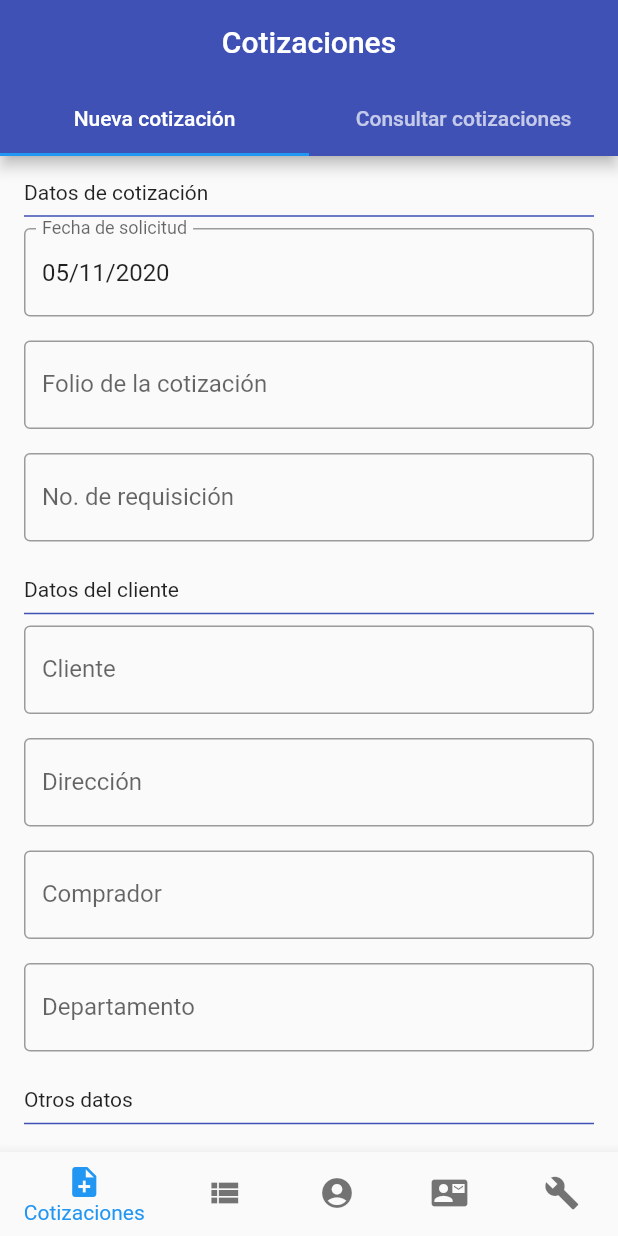
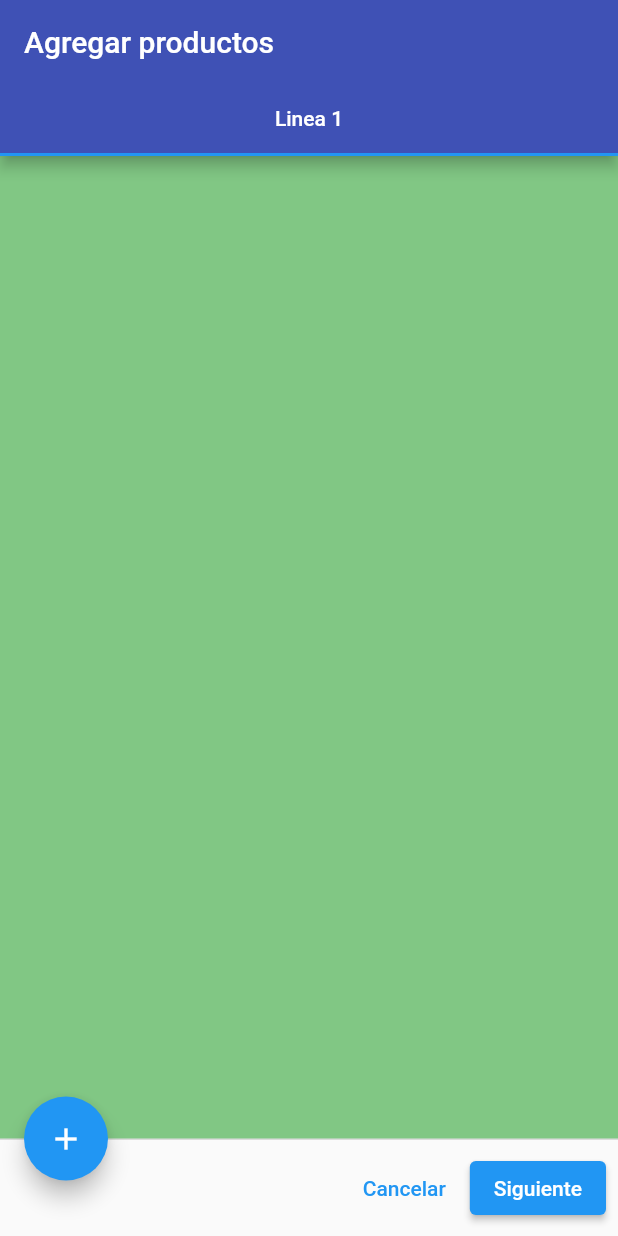
Before and after one commit to oalonsodev/sistema_ochoa, a Flutter app: the screen it shows after launch, on a phone screen of 412 x 824 dp. Run offline on Flutter 3.47's test engine with Material 2 defaults, Android fonts, the phone set to English and light mode, and no system bars; our stand-ins replace rxdart.

Commit message:
Creación de la ruta ProductosCot

```diff
--- a/lib/main.dart
+++ b/lib/main.dart
@@ -1,6 +1,8 @@
+import 'package:flutter/material.dart';
 import 'package:flutter_localizations/flutter_localizations.dart';
-import 'package:flutter/material.dart';
+
 import 'package:sistema_ochoa/src/bloc/provider.dart';
+import 'package:sistema_ochoa/src/pages/cotizaciones/cot_productos_page.dart';
 import 'package:sistema_ochoa/src/pages/home_page.dart';
 import 'package:sistema_ochoa/src/pages/login_page.dart';
 import 'package:sistema_ochoa/src/pages/sign_up_page.dart';
@@ -26,11 +28,12 @@ class MyApp extends StatelessWidget {
         debugShowCheckedModeBanner: false,
         title: 'Material App',
 
-        initialRoute: 'home',
+        initialRoute: 'addProd',
         routes: {
           'login'   : (BuildContext context) => LoginPage(),
           'signup'  : (BuildContext context) => SignUpPage(),
           'home'    : (BuildContext context) => Home(),
+          'addProd' : (BuildContext context) => ProductosCot(),
         },
 
         theme: ThemeData(
--- a/lib/src/pages/catalogo/header_delegate.dart
+++ b/lib/src/pages/catalogo/header_delegate.dart
@@ -47,9 +47,11 @@ class HeaderDelegate extends SliverPersistentHeaderDelegate {
 	}
 
 	@override
+  //* Este número debe ser menor o igual a la altura del widget dibujado en el build
 	double get maxExtent => 200.0;
 
 	@override
+  //* Este número debe ser menor o igual a la altura del widget dibujado en el build
 	double get minExtent => 200.0;
 
 	@override
--- /dev/null
+++ b/lib/src/pages/cotizaciones/cot_productos_page.dart
@@ -0,0 +1,58 @@
+import 'package:flutter/material.dart';
+
+//TODO: Crear variables que controlen cada uno de los elementos señalados
+//todo: para poder realizar la generación de más tabs.
+
+class ProductosCot extends StatefulWidget {
+  @override
+  _ProductosCotState createState() => _ProductosCotState();
+}
+
+class _ProductosCotState extends State<ProductosCot> {
+  @override
+  Widget build(BuildContext context) {
+    return DefaultTabController(
+      length: 1, //? <------------------------
+      child: Scaffold(
+        appBar: AppBar(
+          title: Text('Agregar productos'),
+          bottom: _createTabBar(),
+        ),
+        body: _createTabBarView(),
+        floatingActionButton: _createFloatingActionButton(),
+        floatingActionButtonLocation: FloatingActionButtonLocation.startDocked,
+        persistentFooterButtons: _createPersistantFooterButtons(),
+      ),
+    );
+  }
+
+  TabBar _createTabBar() {
+    return TabBar(tabs: <Widget>[
+      //? <------------------------
+      Tab(text: 'Linea 1'),
+      // Tab(text: 'Linea 2')
+    ]);
+  }
+
+  TabBarView _createTabBarView() {
+    return TabBarView(children: <Widget>[
+      //? <------------------------
+      Container(color: Colors.green[300]),
+      // Container(color: Colors.blue)
+    ]);
+  }
+
+  FloatingActionButton _createFloatingActionButton() {
+    return FloatingActionButton(
+      child: Icon(Icons.add),
+      onPressed: (){},
+    );
+  }
+
+  _createPersistantFooterButtons() {
+    return <Widget>[
+      TextButton(child: Text('Cancelar'), onPressed: () {}),
+      ElevatedButton(child: Text('Siguiente'), onPressed: () {})
+    ];
+  }
+}
--- a/lib/src/pages/cotizaciones/cotizaciones_page.dart
+++ b/lib/src/pages/cotizaciones/cotizaciones_page.dart
@@ -95,60 +95,8 @@ class CotizacionesPageState extends State<CotizacionesPage> {
 
 	Widget _pageTwo() {
 		return CustomScrollView(
-
 			slivers: <Widget>[_createHeader(), _createBody()],
 		);
-	}
-
-	//? Página 2: Consultar cotizaciones
-	SliverPersistentHeader _createHeader() {
-		return SliverPersistentHeader(
-			delegate: HeaderDelegate(dropDownValue: _dropDownValuePage2, updateValue: _updateText),
-			pinned: true
-		);
-	}
-
-	SliverFillRemaining _createBody() {
-		// TODO: Crear FTBuilder que muestre la lista de resultados,
-		// todo: y poner este widget como initialData.
-		return SliverFillRemaining( //* Widget que extiende a su hijo en el area visible restante de la pantalla
-			hasScrollBody: false,
-			child: Column(
-				mainAxisAlignment: MainAxisAlignment.center,
-				children: [
-					Icon(Icons.search_off, size: 200.0, color: Colors.grey),
-					Text(
-						'No hay búsquedas recientes',
-						style: Theme.of(context).textTheme.subtitle2
-					),
-				],
-			),
-		);
-
-
-		// return SliverList(
-		// 	delegate: SliverChildListDelegate([
-		//     SingleChildScrollView(
-
-		//       padding: EdgeInsets.all(16.0),
-		//       child: Container(
-		//         color: Colors.blue,
-		//         alignment: Alignment.bottomCenter,
-		//         child: Text(
-		//           'No hay búsquedas recientes',
-		//           style: Theme.of(context).textTheme.subtitle2,
-		//         ),
-		//       ),
-		//     )
-		//   ])
-		// );
-	}
-
-	//* Utilidades
-	void _updateText(String value) {
-		setState(() {
-			_dropDownValuePage2 = value;
-		});
 	}
 
 	//? Página 1: "Nueva cotización"
@@ -298,4 +246,48 @@ class CotizacionesPageState extends State<CotizacionesPage> {
 			});
 		}
 	}
+
+  //? Página 2: Consultar cotizaciones
+	SliverPersistentHeader _createHeader() {
+		return SliverPersistentHeader(
+			delegate: HeaderDelegate(
+        dropDownValue: _dropDownValuePage2,
+        updateValue: _updateText
+      ),
+			pinned: true
+		);
+	}
+
+	SliverFillRemaining _createBody() {
+		// TODO: Crear FTBuilder que muestre la lista de resultados,
+		// todo: y poner este widget como initialData.
+		return SliverFillRemaining( //* Widget que extiende a su hijo en el area visible restante de la pantalla
+			hasScrollBody: false,
+			child: Column(
+				mainAxisAlignment: MainAxisAlignment.center,
+				children: [
+					Icon(Icons.search_off, size: 200.0, color: Colors.grey),
+					Text(
+						'No hay búsquedas recientes',
+						style: Theme.of(context).textTheme.subtitle2
+					),
+				],
+			),
+		);
+
+		// TODO: Esto es lo que podría ir dentro del FTBuilder
+		// return SliverList(
+		// 	delegate: SliverChildListDelegate([
+		//     SingleChildScrollView()
+		//   ])
+		// );
+	}
+
+	//* Utilidades
+	void _updateText(String value) {
+		setState(() {
+			_dropDownValuePage2 = value;
+		});
+	}
+
 }
--- a/lib/src/pages/cotizaciones/header_delegate.dart
+++ b/lib/src/pages/cotizaciones/header_delegate.dart
@@ -53,9 +53,11 @@ class HeaderDelegate extends SliverPersistentHeaderDelegate {
   }
 
   @override
+  //* Este número debe ser menor o igual a la altura del widget dibujado en el build
   double get maxExtent => 200.0;
 
   @override
+  //* Este número debe ser menor o igual a la altura del widget dibujado en el build
   double get minExtent => 200.0;
 
   @override
--- a/lib/src/pages/home_page.dart
+++ b/lib/src/pages/home_page.dart
@@ -4,7 +4,7 @@ import 'package:sistema_ochoa/src/pages/ajustes_page.dart';
 import 'package:sistema_ochoa/src/pages/catalogo/catalogo_page.dart';
 import 'package:sistema_ochoa/src/pages/clientes/clientes_page.dart';
 import 'package:sistema_ochoa/src/pages/cotizaciones/cotizaciones_page.dart';
-import 'package:sistema_ochoa/src/pages/proveedores_page.dart';
+import 'package:sistema_ochoa/src/pages/proveedores/proveedores_page.dart';
 
 class Home extends StatefulWidget {
   const Home({Key key}) : super(key: key);
@@ -34,7 +34,10 @@ class _HomeState extends State<Home> {
       length: 2,
       child: Scaffold(
         appBar: AppBar(
-            title: Text(_title), centerTitle: true, bottom: _createTabBar()),
+          title: Text(_title),
+          centerTitle: true,
+          bottom: _createTabBar()
+        ),
         body: _pages(),
         bottomNavigationBar: _createBottomNavigationBar(),
       ),
@@ -76,7 +79,8 @@ class _HomeState extends State<Home> {
     }
   }
 
-  BottomNavigationBar _createBottomNavigationBar() => BottomNavigationBar(
+  BottomNavigationBar _createBottomNavigationBar() {
+    return BottomNavigationBar(
 		//* La propiedad currentIndex indica la opción seleccionada.
 		currentIndex: _currentIndex,
 		onTap: (index) {
@@ -111,12 +115,14 @@ class _HomeState extends State<Home> {
 			_createBNBItem(Icons.build, 'Ajustes'),
 		]
 	);
+  }
 
-  BottomNavigationBarItem _createBNBItem(IconData icon, String title) =>
-		BottomNavigationBarItem(
+  BottomNavigationBarItem _createBNBItem(IconData icon, String title) {
+    return BottomNavigationBarItem(
 			icon: Icon(icon),
 			label: title,
 		);
+  }
 
   void _changeTitle() {
 		switch (_currentIndex) {
```
Also changed, not shown: lib/src/pages/catalogo/catalogo_page.dart (+9 -2 lines), lib/src/pages/clientes/clientes_page.dart (+5 -4 lines), lib/src/pages/proveedores/header_delegate.dart (added, +28 -0 lines), lib/src/pages/proveedores/proveedores_page.dart (added, +39 -0 lines), lib/src/pages/proveedores_page.dart (deleted, +0 -10 lines).
